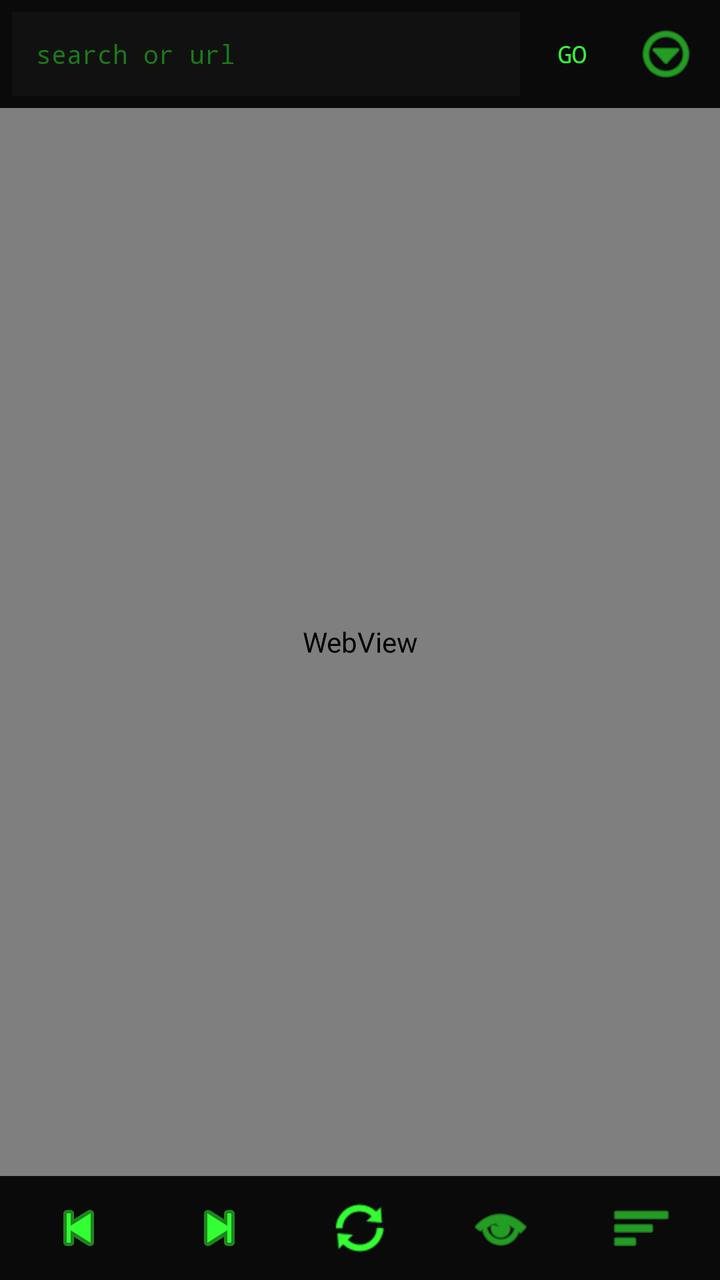
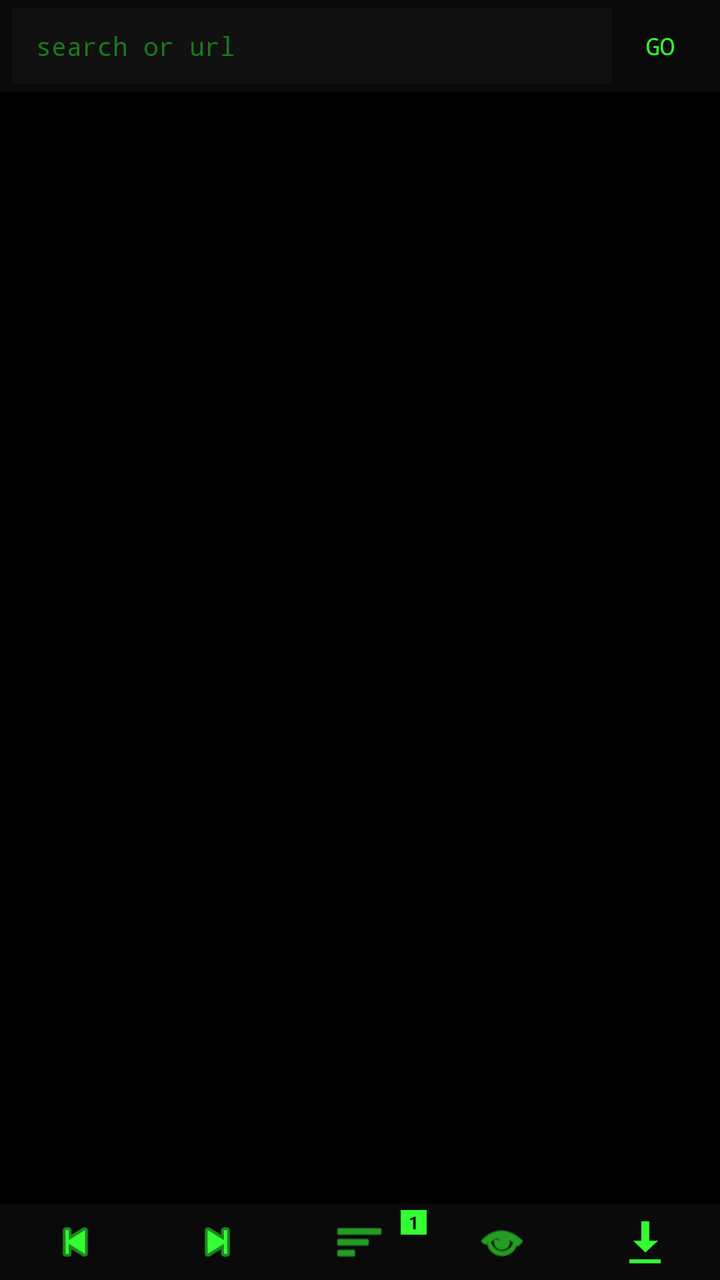

The first picture is an Android layout as it rendered before a commit; the second is the same layout after the commit. The layout source and the unified diff follow.
<!-- AndroidManifest.xml: activity theme Theme.Transparent -->
<!-- res/layout/activity_aura_browser.xml -->
<?xml version="1.0" encoding="utf-8"?>
<LinearLayout xmlns:android="http://schemas.android.com/apk/res/android"
    xmlns:app="http://schemas.android.com/apk/res-auto"
    android:layout_width="match_parent"
    android:layout_height="match_parent"
    android:orientation="vertical"
    android:background="#FF000000">

    
    <LinearLayout
        android:id="@+id/aura_top_bar"
        android:layout_width="match_parent"
        android:layout_height="wrap_content"
        android:orientation="horizontal"
        android:padding="6dp"
        android:background="#FF0A0A0A"
        android:gravity="center_vertical">

        <EditText
            android:id="@+id/aura_et_url"
            android:layout_width="0dp"
            android:layout_height="42dp"
            android:layout_weight="1"
            android:background="#FF111111"
            android:hint="search or url"
            android:imeOptions="actionGo"
            android:inputType="textUri"
            android:maxLines="1"
            android:paddingStart="12dp"
            android:paddingEnd="12dp"
            android:textColor="#FF33FF33"
            android:textColorHint="#FF1A7A1A"
            android:textSize="13sp"
            android:fontFamily="monospace"
            android:selectAllOnFocus="true" />

        <Button
            android:id="@+id/aura_btn_go"
            style="?android:attr/borderlessButtonStyle"
            android:layout_width="52dp"
            android:layout_height="42dp"
            android:text="GO"
            android:textColor="#FF33FF33"
            android:textSize="12sp"
            android:fontFamily="monospace" />

        <ImageButton
            android:id="@+id/aura_btn_menu"
            android:layout_width="42dp"
            android:layout_height="42dp"
            android:background="?android:attr/selectableItemBackgroundBorderless"
            android:src="@android:drawable/ic_menu_more"
            android:contentDescription="Menu"
            app:tint="#FF33FF33" />
    </LinearLayout>

    
    <ProgressBar
        android:id="@+id/aura_progress"
        style="?android:attr/progressBarStyleHorizontal"
        android:layout_width="match_parent"
        android:layout_height="2dp"
        android:max="100"
        android:progressTint="#FF33FF33"
        android:visibility="gone" />

    
    <WebView
        android:id="@+id/aura_webview"
        android:layout_width="match_parent"
        android:layout_height="0dp"
        android:layout_weight="1"
        android:background="#FF000000" />

    
    <LinearLayout
        android:id="@+id/aura_footer_bar"
        android:layout_width="match_parent"
        android:layout_height="wrap_content"
        android:orientation="horizontal"
        android:padding="4dp"
        android:background="#FF0A0A0A"
        android:gravity="center_vertical"
        android:weightSum="5">

        <ImageButton
            android:id="@+id/aura_btn_back"
            android:layout_width="0dp"
            android:layout_height="44dp"
            android:layout_weight="1"
            android:background="?android:attr/selectableItemBackgroundBorderless"
            android:src="@android:drawable/ic_media_previous"
            android:contentDescription="Back"
            app:tint="#FF33FF33" />

        <ImageButton
            android:id="@+id/aura_btn_forward"
            android:layout_width="0dp"
            android:layout_height="44dp"
            android:layout_weight="1"
            android:background="?android:attr/selectableItemBackgroundBorderless"
            android:src="@android:drawable/ic_media_next"
            android:contentDescription="Forward"
            app:tint="#FF33FF33" />

        <ImageButton
            android:id="@+id/aura_btn_reload"
            android:layout_width="0dp"
            android:layout_height="44dp"
            android:layout_weight="1"
            android:background="?android:attr/selectableItemBackgroundBorderless"
            android:src="@android:drawable/ic_popup_sync"
            android:contentDescription="Reload"
            app:tint="#FF33FF33" />

        <ImageButton
            android:id="@+id/aura_btn_home"
            android:layout_width="0dp"
            android:layout_height="44dp"
            android:layout_weight="1"
            android:background="?android:attr/selectableItemBackgroundBorderless"
            android:src="@android:drawable/ic_menu_view"
            android:contentDescription="Home"
            app:tint="#FF33FF33" />

        <ImageButton
            android:id="@+id/aura_btn_tabs"
            android:layout_width="0dp"
            android:layout_height="44dp"
            android:layout_weight="1"
            android:background="?android:attr/selectableItemBackgroundBorderless"
            android:src="@android:drawable/ic_menu_sort_by_size"
            android:contentDescription="Tabs"
            app:tint="#FF33FF33" />
    </LinearLayout>

</LinearLayout>
<!-- resources referenced by this layout -->
<resources>
  <style name="Theme.Transparent" parent="Theme.AppCompat.Light.NoActionBar">
          <item name="android:windowIsTranslucent">true</item>
          <item name="android:windowBackground">@android:color/transparent</item>
          <item name="android:windowContentOverlay">@null</item>
          <item name="android:windowNoTitle">true</item>
          <item name="android:backgroundDimEnabled">false</item>
          <item name="android:windowAnimationStyle">@null</item>
      </style>
</resources>

<!-- the commit's change to res/layout/activity_aura_browser.xml (unified diff, before → after) -->
@@ -12,14 +12,15 @@
         android:layout_width="match_parent"
         android:layout_height="wrap_content"
         android:orientation="horizontal"
-        android:padding="6dp"
+        android:paddingHorizontal="6dp"
+        android:paddingVertical="4dp"
         android:background="#FF0A0A0A"
         android:gravity="center_vertical">
 
         <EditText
             android:id="@+id/aura_et_url"
             android:layout_width="0dp"
-            android:layout_height="42dp"
+            android:layout_height="38dp"
             android:layout_weight="1"
             android:background="#FF111111"
             android:hint="search or url"
@@ -37,21 +38,12 @@
         <Button
             android:id="@+id/aura_btn_go"
             style="?android:attr/borderlessButtonStyle"
-            android:layout_width="52dp"
-            android:layout_height="42dp"
+            android:layout_width="48dp"
+            android:layout_height="38dp"
             android:text="GO"
             android:textColor="#FF33FF33"
             android:textSize="12sp"
             android:fontFamily="monospace" />
-
-        <ImageButton
-            android:id="@+id/aura_btn_menu"
-            android:layout_width="42dp"
-            android:layout_height="42dp"
-            android:background="?android:attr/selectableItemBackgroundBorderless"
-            android:src="@android:drawable/ic_menu_more"
-            android:contentDescription="Menu"
-            app:tint="#FF33FF33" />
     </LinearLayout>
 
     
@@ -65,8 +57,8 @@
         android:visibility="gone" />
 
     
-    <WebView
-        android:id="@+id/aura_webview"
+    <FrameLayout
+        android:id="@+id/aura_web_container"
         android:layout_width="match_parent"
         android:layout_height="0dp"
         android:layout_weight="1"
@@ -78,7 +70,8 @@
         android:layout_width="match_parent"
         android:layout_height="wrap_content"
         android:orientation="horizontal"
-        android:padding="4dp"
+        android:paddingVertical="2dp"
+        android:paddingHorizontal="2dp"
         android:background="#FF0A0A0A"
         android:gravity="center_vertical"
         android:weightSum="5">
@@ -86,51 +79,84 @@
         <ImageButton
             android:id="@+id/aura_btn_back"
             android:layout_width="0dp"
-            android:layout_height="44dp"
+            android:layout_height="34dp"
             android:layout_weight="1"
             android:background="?android:attr/selectableItemBackgroundBorderless"
             android:src="@android:drawable/ic_media_previous"
             android:contentDescription="Back"
+            android:scaleType="centerInside"
+            android:padding="4dp"
             app:tint="#FF33FF33" />
 
         <ImageButton
             android:id="@+id/aura_btn_forward"
             android:layout_width="0dp"
-            android:layout_height="44dp"
+            android:layout_height="34dp"
             android:layout_weight="1"
             android:background="?android:attr/selectableItemBackgroundBorderless"
             android:src="@android:drawable/ic_media_next"
             android:contentDescription="Forward"
+            android:scaleType="centerInside"
+            android:padding="4dp"
+            app:tint="#FF33FF33" />
+
+        
+        <FrameLayout
+            android:id="@+id/aura_btn_tabs_container"
+            android:layout_width="0dp"
+            android:layout_height="34dp"
+            android:layout_weight="1"
+            android:background="?android:attr/selectableItemBackgroundBorderless"
+            android:clickable="true"
+            android:focusable="true">
+
+            <ImageView
+                android:layout_width="match_parent"
+                android:layout_height="match_parent"
+                android:src="@android:drawable/ic_menu_sort_by_size"
+                android:scaleType="centerInside"
+                android:padding="4dp"
+                android:contentDescription="Tabs"
+                app:tint="#FF33FF33" />
+
+            <TextView
+                android:id="@+id/aura_tab_count"
+                android:layout_width="wrap_content"
+                android:layout_height="wrap_content"
+                android:layout_gravity="top|end"
+                android:layout_marginTop="1dp"
+                android:layout_marginEnd="2dp"
+                android:background="#FF33FF33"
+                android:paddingHorizontal="4dp"
+                android:paddingVertical="0dp"
+                android:text="1"
+                android:textColor="#FF000000"
+                android:textSize="9sp"
+                android:textStyle="bold" />
+        </FrameLayout>
+
+        <ImageButton
+            android:id="@+id/aura_btn_incognito"
+            android:layout_width="0dp"
+            android:layout_height="34dp"
+            android:layout_weight="1"
+            android:background="?android:attr/selectableItemBackgroundBorderless"
+            android:src="@android:drawable/ic_menu_view"
+            android:contentDescription="New incognito tab"
+            android:scaleType="centerInside"
+            android:padding="4dp"
             app:tint="#FF33FF33" />
 
         <ImageButton
-            android:id="@+id/aura_btn_reload"
+            android:id="@+id/aura_btn_downloads"
             android:layout_width="0dp"
-            android:layout_height="44dp"
+            android:layout_height="34dp"
             android:layout_weight="1"
             android:background="?android:attr/selectableItemBackgroundBorderless"
-            android:src="@android:drawable/ic_popup_sync"
-            android:contentDescription="Reload"
-            app:tint="#FF33FF33" />
-
-        <ImageButton
-            android:id="@+id/aura_btn_home"
-            android:layout_width="0dp"
-            android:layout_height="44dp"
-            android:layout_weight="1"
-            android:background="?android:attr/selectableItemBackgroundBorderless"
-            android:src="@android:drawable/ic_menu_view"
-            android:contentDescription="Home"
-            app:tint="#FF33FF33" />
-
-        <ImageButton
-            android:id="@+id/aura_btn_tabs"
-            android:layout_width="0dp"
-            android:layout_height="44dp"
-            android:layout_weight="1"
-            android:background="?android:attr/selectableItemBackgroundBorderless"
-            android:src="@android:drawable/ic_menu_sort_by_size"
-            android:contentDescription="Tabs"
+            android:src="@android:drawable/stat_sys_download"
+            android:contentDescription="Downloads"
+            android:scaleType="centerInside"
+            android:padding="4dp"
             app:tint="#FF33FF33" />
     </LinearLayout>
 
